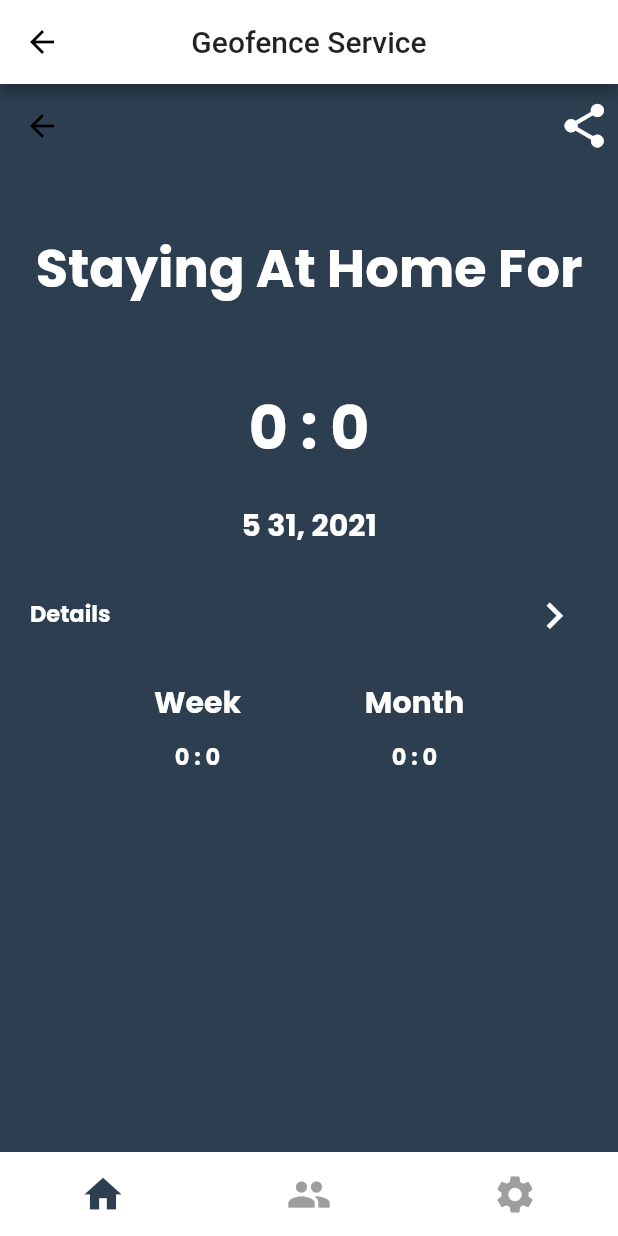
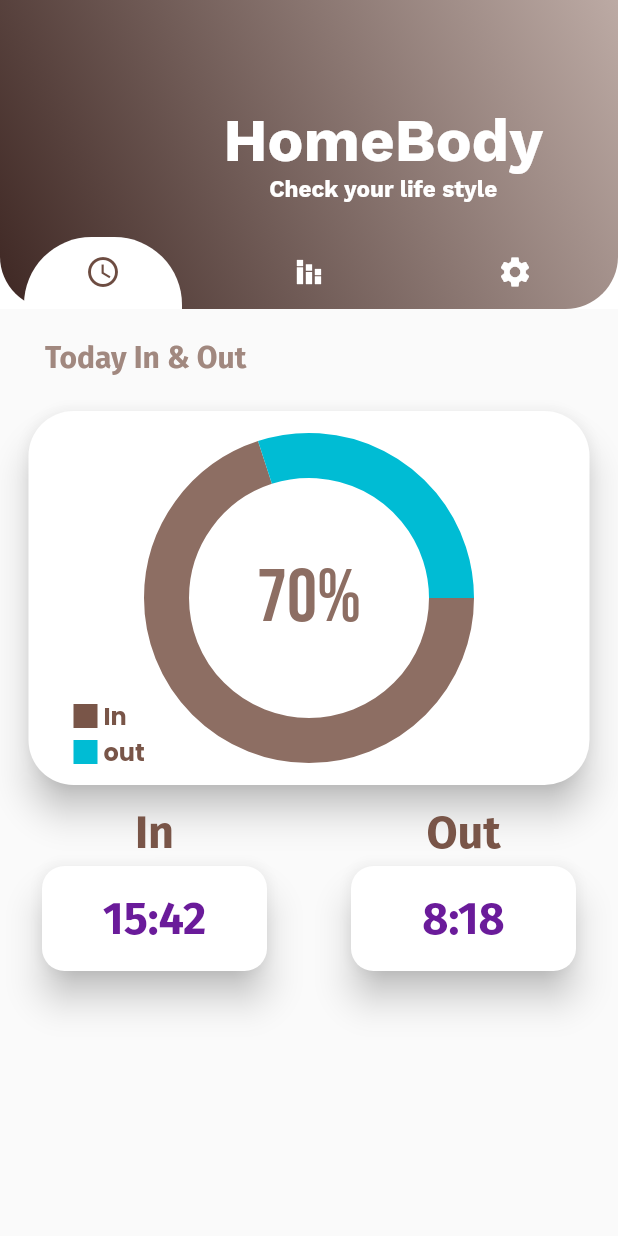
Before and after one commit to ImYeol/HomeLong, a Flutter app: the AppScreen screen opened by its route, on a phone screen of 412 x 824 dp. Run offline on Flutter 3.47's test engine with Material 2 defaults, Android fonts, the phone set to English and light mode, and no system bars; drawn by our look-alikes of custom_navigation_bar, fl_chart; our stand-ins replace bloc, connectivity, equatable, flutter_bloc, geocoding, geolocator and 7 more; missing offline and left inert: background_fetch, flutter_facebook_login, geofence_service, kakao_flutter_sdk, wifi_info_flutter; accounts and stored records are empty; statements that could not run were skipped.

```diff
--- /dev/null
+++ b/lib/home/counterPage.dart
@@ -0,0 +1,226 @@
+import 'package:fl_chart/fl_chart.dart';
+import 'package:flutter/gestures.dart';
+import 'package:flutter/material.dart';
+import 'package:google_fonts/google_fonts.dart';
+import 'package:path/path.dart';
+
+class CounterPage extends StatefulWidget {
+  CounterPage({Key key}) : super(key: key);
+
+  @override
+  _CounterPageState createState() => _CounterPageState();
+}
+
+class _CounterPageState extends State<CounterPage> {
+  int touchedIndex = -1;
+  Color backgroundColor = Colors.grey[150];
+  Color subTitleColor = Colors.brown[300];
+
+  @override
+  Widget build(BuildContext context) {
+    print("counterPage build");
+    return Expanded(
+        child: Container(
+      color: backgroundColor,
+      child: Column(
+        crossAxisAlignment: CrossAxisAlignment.center,
+        children: [
+          buildSubTitle("Today In & Out", subTitleColor),
+          Padding(
+              padding: EdgeInsets.only(left: 15, right: 15),
+              child: Card(
+                elevation: 10,
+                shape: RoundedRectangleBorder(
+                    borderRadius: BorderRadius.all(Radius.circular(30))),
+                color: Colors.white,
+                child: buildChart(),
+              )),
+          SizedBox(
+            height: 10,
+          ),
+          Row(
+            mainAxisAlignment: MainAxisAlignment.spaceAround,
+            children: [
+              buildInAndOutWidget("In", "15:42"),
+              buildInAndOutWidget("Out", "8:18"),
+            ],
+          )
+        ],
+      ),
+    ));
+  }
+
+  Widget buildInAndOutWidget(String title, String time) {
+    return Column(
+      mainAxisAlignment: MainAxisAlignment.center,
+      children: [
+        buildTitle(title, 30, Colors.brown[500]),
+        Card(
+          elevation: 10,
+          shape: RoundedRectangleBorder(
+              borderRadius: BorderRadius.all(Radius.circular(15))),
+          child: Container(
+              width: 150,
+              height: 70,
+              child: Center(child: buildTitle(time, 30, Colors.purple[800]))),
+        )
+      ],
+    );
+  }
+
+  Widget buildTitle(String title, double size, Color color) {
+    return Text(title,
+        style: GoogleFonts.firaSans(
+            color: color, fontSize: size, fontWeight: FontWeight.bold));
+  }
+
+  Widget buildSubTitle(String title, Color color) {
+    double subTitleSize = 20;
+    return Padding(
+      padding: EdgeInsets.symmetric(horizontal: 30, vertical: 20),
+      child: Align(
+        alignment: Alignment.centerLeft,
+        child: buildTitle(title, subTitleSize, color),
+      ),
+    );
+  }
+
+  Widget buildChart() {
+    return AspectRatio(
+        aspectRatio: 1.5,
+        child: Stack(
+          alignment: Alignment.center,
+          children: [
+            Text(
+              "70%",
+              style:
+                  GoogleFonts.bebasNeue(color: Colors.brown[400], fontSize: 50),
+            ),
+            PieChart(
+              PieChartData(
+                  pieTouchData: PieTouchData(touchCallback: (pieTouchResponse) {
+                    setState(() {
+                      final desiredTouch =
+                          pieTouchResponse.touchInput is! PointerExitEvent &&
+                              pieTouchResponse.touchInput is! PointerUpEvent;
+                      if (desiredTouch &&
+                          pieTouchResponse.touchedSection != null) {
+                        touchedIndex = pieTouchResponse
+                            .touchedSection?.touchedSectionIndex;
+                      } else {
+                        touchedIndex = -1;
+                      }
+                    });
+                  }),
+                  borderData: FlBorderData(
+                    show: false,
+                  ),
+                  sectionsSpace: 0,
+                  centerSpaceRadius: 80,
+                  sections: showingSections()),
+            ),
+            Align(
+                alignment: Alignment.bottomRight,
+                child: Container(
+                    padding: EdgeInsets.symmetric(horizontal: 30, vertical: 10),
+                    child: Column(
+                        mainAxisAlignment: MainAxisAlignment.end,
+                        crossAxisAlignment: CrossAxisAlignment.end,
+                        children: [
+                          Indicator(
+                            color: Colors.brown[500],
+                            isSquare: true,
+                            size: 16,
+                            text: "In",
+                            textColor: Colors.brown[500],
+                          ),
+                          Indicator(
+                            color: Colors.cyan[500],
+                            isSquare: true,
+                            size: 16,
+                            text: "out",
+                            textColor: Colors.brown[500],
+                          )
+                        ])))
+          ],
+        ));
+  }
+
+  List<PieChartSectionData> showingSections() {
+    return List.generate(2, (i) {
+      final isTouched = i == touchedIndex;
+      final fontSize = isTouched ? 25.0 : 16.0;
+      final radius = isTouched ? 50.0 : 30.0;
+      switch (i) {
+        case 0:
+          return PieChartSectionData(
+            showTitle: false,
+            color: Colors.brown[400], //const Color(0xff0293ee),
+            value: 70,
+            title: null,
+            radius: radius,
+            titleStyle: TextStyle(
+                fontSize: fontSize,
+                fontWeight: FontWeight.bold,
+                color: const Color(0xffffffff)),
+          );
+        case 1:
+          return PieChartSectionData(
+            showTitle: false,
+            color: Colors.cyan[500], //const Color(0xfff8b250),
+            value: 30,
+            title: null,
+            radius: radius,
+            titleStyle: TextStyle(
+                fontSize: fontSize,
+                fontWeight: FontWeight.bold,
+                color: const Color(0xffffffff)),
+          );
+        default:
+          throw Error();
+      }
+    });
+  }
+}
+
+class Indicator extends StatelessWidget {
+  final Color color;
+  final String text;
+  final bool isSquare;
+  final double size;
+  final Color textColor;
+
+  const Indicator(
+      {Key key,
+      this.color,
+      this.text,
+      this.isSquare,
+      this.size = 16,
+      this.textColor})
+      : super(key: key);
+
+  @override
+  Widget build(BuildContext context) {
+    return Row(
+      mainAxisAlignment: MainAxisAlignment.start,
+      children: <Widget>[
+        Container(
+          width: size,
+          height: size,
+          decoration: BoxDecoration(
+            shape: isSquare ? BoxShape.rectangle : BoxShape.circle,
+            color: color,
+          ),
+        ),
+        const SizedBox(
+          width: 4,
+        ),
+        Text(
+          text,
+          style: TextStyle(
+              fontSize: 16, fontWeight: FontWeight.bold, color: textColor),
+        )
+      ],
+    );
+  }
+}
--- a/lib/screen/appScreen.dart
+++ b/lib/screen/appScreen.dart
@@ -2,7 +2,9 @@ import 'package:custom_navigation_bar/custom_navigation_bar.dart';
 import 'package:flutter/material.dart';
 import 'package:flutter_bloc/flutter_bloc.dart';
 import 'package:geofence_service/geofence_service.dart';
+import 'package:google_fonts/google_fonts.dart';
 import 'package:homg_long/home/bloc/homeCubit.dart';
+import 'package:homg_long/home/counterPage.dart';
 import 'package:homg_long/home/homePage.dart';
 import 'package:homg_long/log/logger.dart';
 import 'package:homg_long/rank/bloc/rankCubit.dart';
@@ -17,7 +19,8 @@ class AppScreen extends StatefulWidget {
   _AppScreenState createState() => _AppScreenState();
 }
 
-class _AppScreenState extends State<AppScreen> with WidgetsBindingObserver {
+class _AppScreenState extends State<AppScreen>
+    with WidgetsBindingObserver, SingleTickerProviderStateMixin {
   LogUtil logUtil = LogUtil();
   final AppScreenCubit cubit = AppScreenCubit();
 
@@ -76,8 +79,6 @@ class _AppScreenState extends State<AppScreen> with WidgetsBindingObserver {
         notificationTitle: 'Geofence Service is running',
         notificationText: 'Tap to return to the app',
         child: Scaffold(
-          appBar:
-              AppBar(title: const Text('Geofence Service'), centerTitle: true),
           body: BlocProvider<AppScreenCubit>.value(
               value: cubit, child: _buildMainContents(context)),
         ));
@@ -92,38 +93,92 @@ class _AppScreenState extends State<AppScreen> with WidgetsBindingObserver {
             logUtil.logger.d("state is homePage");
           }
         },
-      builder: (context, state) => Scaffold(
-        body: state.widget,
-        bottomNavigationBar: _buildOriginDesign(context),
-      ),
-    );
+        builder: (context, state) => _buildTabController(context));
   }
 
-  Widget _buildOriginDesign(BuildContext context) {
-    return CustomNavigationBar(
-      iconSize: 30.0,
-      selectedColor: Theme.of(context).focusColor,
-      strokeColor: Colors.white,
-      unSelectedColor: Theme.of(context).disabledColor,
-      backgroundColor: Theme.of(context).bottomAppBarColor,
-      bubbleCurve: Curves.linear,
-      opacity: 1.0,
-      items: [
-        CustomNavigationBarItem(
-          icon: Icon(Icons.home),
-          selectedTitle: Text("Home"),
+  Widget _buildTabController(BuildContext context) {
+    double appBarheight = MediaQuery.of(context).size.height / 4;
+    return DefaultTabController(
+        length: 3,
+        child: Scaffold(
+          appBar: PreferredSize(
+            preferredSize: Size.fromHeight(appBarheight),
+            child: AppBar(
+              // empty leading
+              leading: Container(),
+              // show Graient background
+              flexibleSpace: Container(
+                  decoration: BoxDecoration(
+                      borderRadius: BorderRadius.only(
+                          bottomLeft: Radius.circular(35),
+                          bottomRight: Radius.circular(35)),
+                      gradient: LinearGradient(
+                          begin: Alignment.bottomLeft,
+                          end: Alignment.topRight,
+                          colors: <Color>[
+                            Colors.brown[900],
+                            Colors.brown[200]
+                          ])),
+                  child: Padding(
+                    padding: EdgeInsets.symmetric(horizontal: 50),
+                    child: Align(
+                        alignment: Alignment.centerRight,
+                        widthFactor: 0.5,
+                        child: Column(
+                          crossAxisAlignment: CrossAxisAlignment.center,
+                          mainAxisAlignment: MainAxisAlignment.center,
+                          children: [
+                            Text("HomeBody",
+                                style: GoogleFonts.workSans(
+                                    color: Colors.white,
+                                    fontSize: 40,
+                                    fontWeight: FontWeight.bold)),
+                            Text("Check your life style",
+                                style: GoogleFonts.workSans(
+                                    color: Colors.white,
+                                    fontSize: 15,
+                                    fontWeight: FontWeight.bold))
+                          ],
+                        )),
+                  )),
+              elevation: 0,
+              bottom: TabBar(
+                  labelColor: Colors.brown[600], // tab icon color
+                  unselectedLabelColor:
+                      Colors.white, // unselected tab icon color
+                  indicatorSize: TabBarIndicatorSize.label,
+                  indicator: BoxDecoration(
+                      borderRadius: BorderRadius.only(
+                          topLeft: Radius.circular(45), // for tab border shape
+                          topRight: Radius.circular(45)),
+                      color: Colors.white),
+                  tabs: [
+                    Tab(
+                      child: Align(
+                        alignment: Alignment.center,
+                        child: Icon(Icons.access_time_sharp),
                       ),
-        CustomNavigationBarItem(
-          icon: Icon(Icons.people),
-          selectedTitle: Text("Rank"),
                     ),
-        CustomNavigationBarItem(
-          icon: Icon(Icons.settings),
-          selectedTitle: Text("Setting"),
+                    Tab(
+                      child: Align(
+                        alignment: Alignment.center,
+                        child: Icon(Icons.stacked_bar_chart),
                       ),
-      ],
-      currentIndex: cubit.currentPage,
-      onTap: (index) => cubit.dispatch(index),
-    );
+                    ),
+                    Tab(
+                      child: Align(
+                        alignment: Alignment.center,
+                        child: Icon(Icons.settings),
+                      ),
+                    ),
+                  ]),
+            ),
+          ),
+          body: TabBarView(children: [
+            CounterPage(),
+            RankPage(),
+            Icon(Icons.games),
+          ]),
+        ));
   }
 }
--- a/pubspec.yaml
+++ b/pubspec.yaml
@@ -31,7 +31,7 @@ dependencies:
   flutter_bloc: ^6.1.1
   google_fonts: ^1.1.1
   custom_navigation_bar: ^0.7.1
-  fl_chart: ^0.12.2
+  fl_chart: ^0.36.1
   table_calendar: ^2.3.3
   font_awesome_flutter: ^8.11.0
   http: ^0.12.0+2
```
Also changed, not shown: lib/wifi/wifiSettingPage.dart (+140 -61 lines), pubspec.lock. Lines whose indentation alone changed are shown as unchanged.
